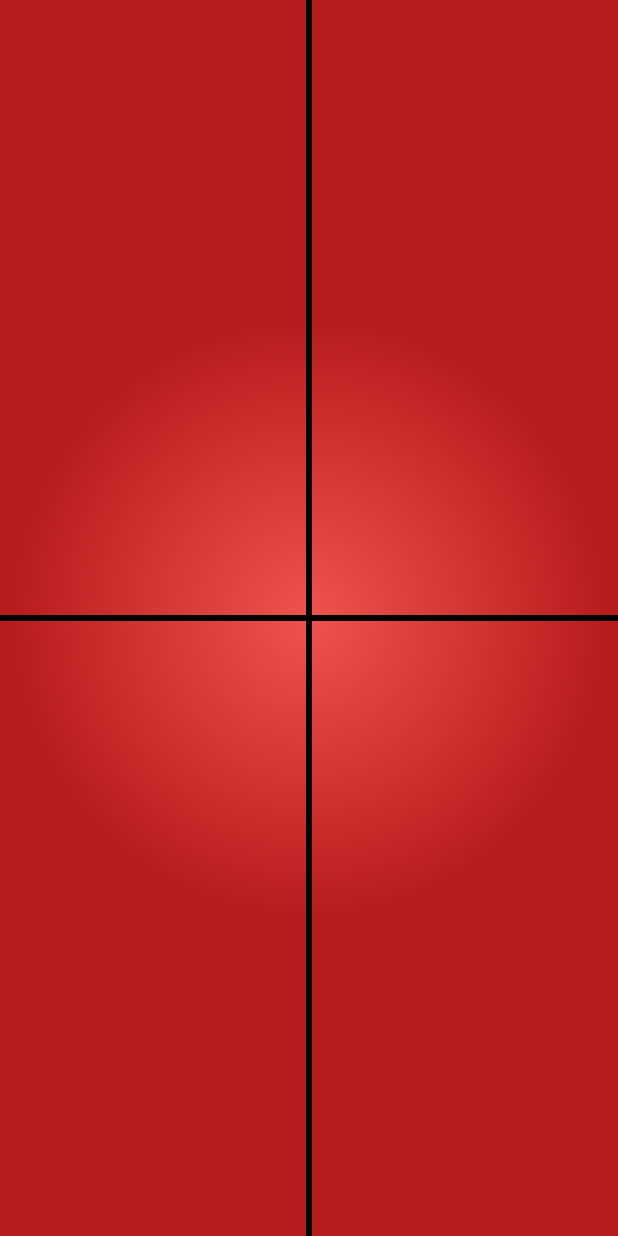
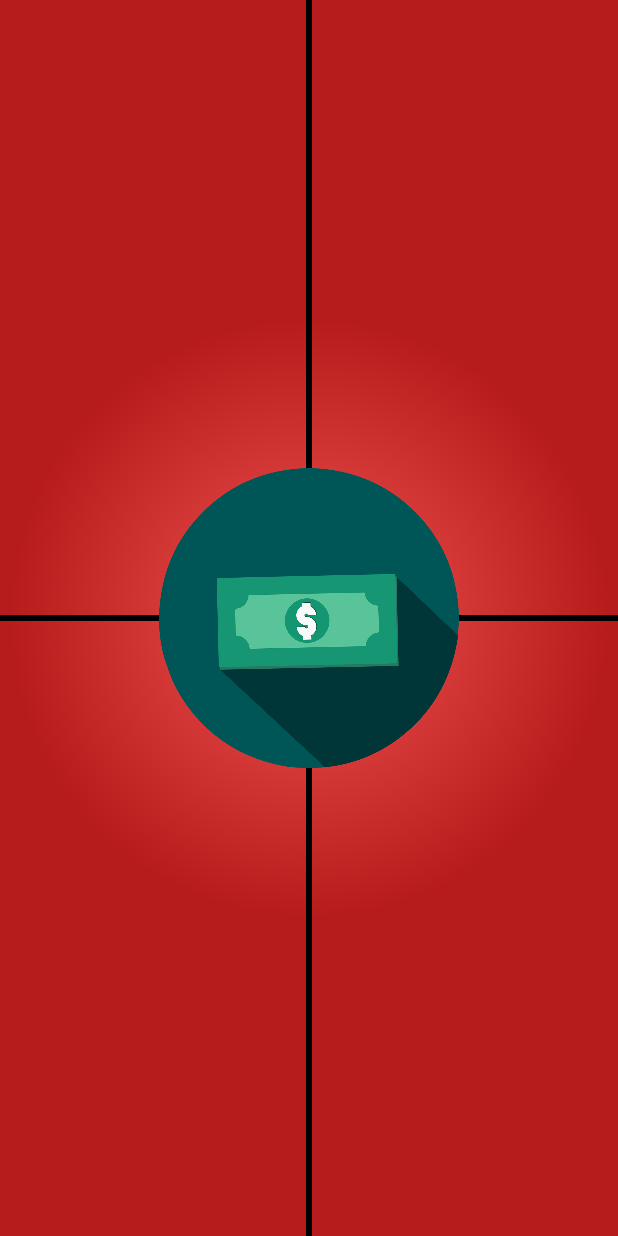
Before and after one commit to saragl728/Practica6, an Android app: the layout practica6b.xml on its own in the app's theme, with its tools: preview values and no code run, on a phone screen of 412 x 824 dp. Run offline under Robolectric (Android 15) with nearby library versions, the phone set to English and light mode, and no system bars.

Commit message:
Añado una imagen de dinero

```diff
--- a/app/src/main/res/layout/practica6b.xml
+++ b/app/src/main/res/layout/practica6b.xml
@@ -23,4 +23,14 @@
         app:layout_constraintBottom_toBottomOf="parent"
         app:layout_constraintEnd_toEndOf="parent"
         app:layout_constraintTop_toTopOf="parent" />
+
+    <ImageView
+        android:id="@+id/imagenDinero"
+        android:layout_width="wrap_content"
+        android:layout_height="200dp"
+        app:srcCompat="@drawable/dinero"
+        app:layout_constraintTop_toTopOf="parent"
+        app:layout_constraintLeft_toLeftOf="parent"
+        app:layout_constraintRight_toRightOf="parent"
+        app:layout_constraintBottom_toBottomOf="parent"/>
 </androidx.constraintlayout.widget.ConstraintLayout>
```
